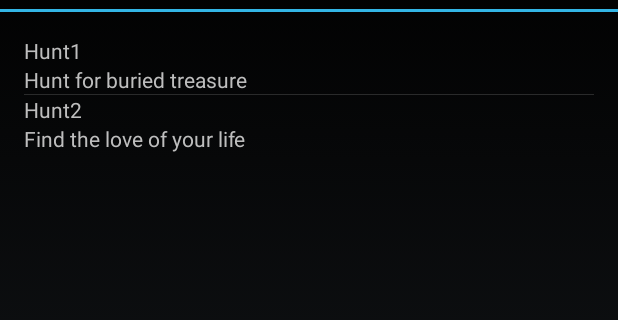
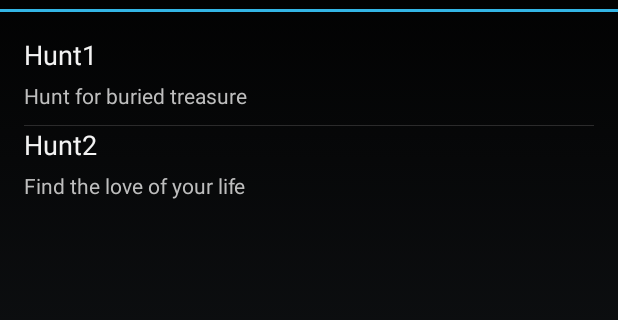
Before and after one commit to geeksbsmrt/APD2, an Android app: the screen it shows after launch (MainActivity), on a phone screen of 412 x 824 dp, the part 60-380 px from its top. Run offline under Robolectric (Android 15) with nearby library versions, the phone set to English and light mode, and no system bars.

Commit message:
Finish HuntConstructor.  It is complete to the extent that it was devised.  There may be some changes by the end of the project to better represent the hunt.
HuntItem layout is functional but will be changing to make the UI more appealing.

ListFrag is functional. The static data will be replaced by Network data before RC.  The code may be changed or refactored throughout the next two weeks.

```diff
--- a/GeoScavenge/app/src/main/java/com/adamcrawford/geoscavenge/ListFrag.java
+++ b/GeoScavenge/app/src/main/java/com/adamcrawford/geoscavenge/ListFrag.java
@@ -53,8 +53,18 @@ public class ListFrag extends ListFragment {
             JSONObject hunt2 = new JSONObject();
             hunt1.put("name","Hunt1");
             hunt1.put("desc", "Hunt for buried treasure");
+            hunt1.put("lat", 28.596597);
+            hunt1.put("lon", -81.301316);
+            hunt1.put("endDesc", "Get your degree and you will have the opportunity for endless wealth!");
+            //This may not be correct.  It will be tested for Milestone 2
+            hunt1.put("imgPath", String.valueOf(R.drawable.fsu));
             hunt2.put("name", "Hunt2");
             hunt2.put("desc", "Find the love of your life");
+            hunt2.put("lat", 28.419791);
+            hunt2.put("lon", 81.581187);
+            hunt2.put("endDesc", "Dance with the Princes and Princesses, watch stunning fireworks, become entranced with that special someone.");
+            //This may not be correct.  It will be tested for Milestone 2
+            hunt2.put("imgPath", String.valueOf(R.drawable.castle));
             huntArray.put(hunt1).put(hunt2);
             huntJSON.put("hunts", huntArray);
         } catch (JSONException e) {
--- a/GeoScavenge/app/src/main/java/com/adamcrawford/geoscavenge/hunt/HuntConstructor.java
+++ b/GeoScavenge/app/src/main/java/com/adamcrawford/geoscavenge/hunt/HuntConstructor.java
@@ -1,5 +1,6 @@
 package com.adamcrawford.geoscavenge.hunt;
 
+import android.media.Image;
 import android.util.Log;
 
 import org.json.JSONException;
@@ -20,6 +21,10 @@ public class HuntConstructor implements Serializable {
 
     public String huntName;
     public String huntDesc;
+    public double huntLat;
+    public double huntLon;
+    public String  huntImg;
+    public String huntEndDesc;
 
     public HuntConstructor (JSONObject object) {
 
@@ -28,9 +33,13 @@ public class HuntConstructor implements Serializable {
         try {
             this.huntName = object.getString("name");
             this.huntDesc = object.getString("desc");
+            this.huntLat = object.getDouble("lat");
+            this.huntLon = object.getDouble("lon");
+            this.huntEndDesc = object.getString("endDesc");
+            this.huntImg = object.getString("imgPath");
+            Log.i(TAG, huntImg);
         } catch (JSONException e) {
             Log.e(TAG, e.getMessage());
         }
     }
-
 }
--- a/GeoScavenge/app/src/main/res/layout/item_hunt.xml
+++ b/GeoScavenge/app/src/main/res/layout/item_hunt.xml
@@ -7,10 +7,17 @@
     <TextView
         android:layout_width="wrap_content"
         android:layout_height="wrap_content"
-        android:id="@+id/huntName"/>
+        android:id="@+id/huntName"
+        android:layout_marginBottom="5dp"
+        android:text="@string/huntName"
+        android:textAppearance="?android:textAppearanceMedium"
+    />
     <TextView
         android:layout_width="wrap_content"
         android:layout_height="wrap_content"
-        android:id="@+id/huntDesc"/>
+        android:id="@+id/huntDesc"
+        android:layout_marginBottom="10dp"
+        android:text="@string/huntDesc"
+    />
 
 </LinearLayout>
--- a/GeoScavenge/app/src/main/res/values/strings.xml
+++ b/GeoScavenge/app/src/main/res/values/strings.xml
@@ -2,4 +2,6 @@
     <string name="app_name">GeoScavenge</string>
     <string name="action_search">Private Hunt Search</string>
     <string name="action_add">Add New Hunt</string>
+    <string name="huntName">HuntName</string>
+    <string name="huntDesc">HuntDesc</string>
 </resources>
```
Also changed, not shown: GeoScavenge/app/src/main/res/drawable-hdpi/fsu.png (added), GeoScavenge/app/src/main/res/drawable-mdpi/fsu.png (added), GeoScavenge/app/src/main/res/drawable-xhdpi/fsu.png (added), GeoScavenge/app/src/main/res/drawable-xxhdpi/fsu.png (added), 4 other files.
